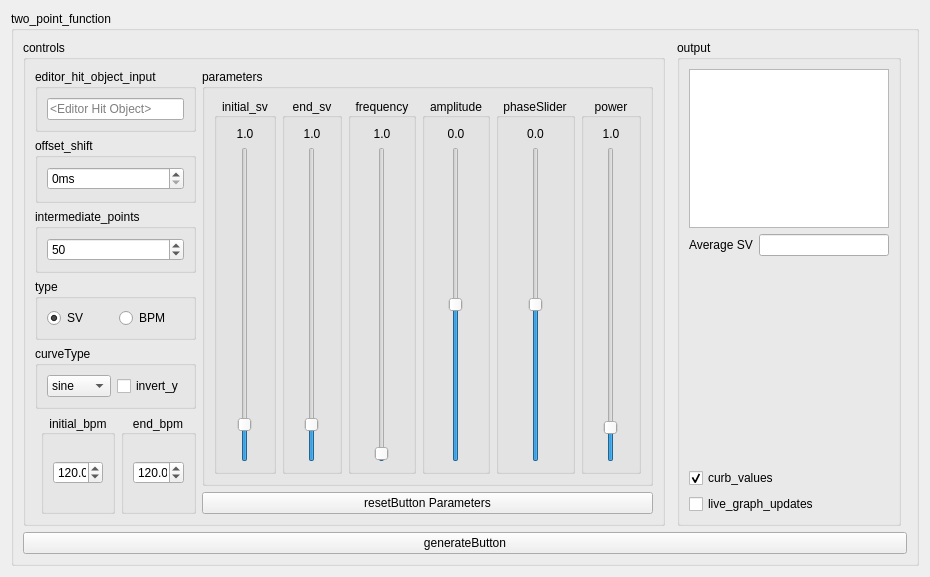
First picture: the form in ui/twopointfunction.ui, repository Eve-ning/reamber, before the edit.
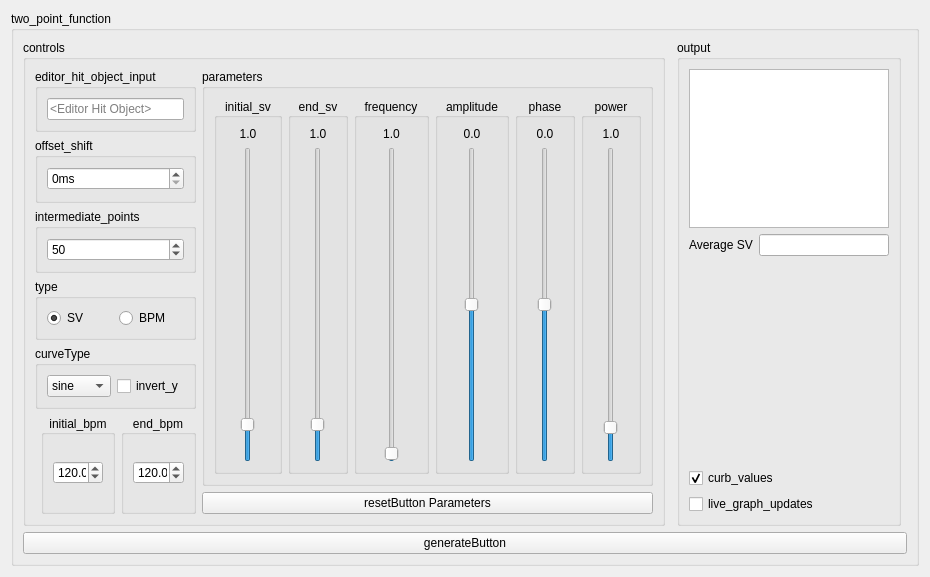
Second picture: the form after the edit. Custom widgets are drawn as their Qt base class.

What changed in the file:
```diff
--- a/ui/twopointfunction.ui
+++ b/ui/twopointfunction.ui
@@ -564,7 +564,7 @@
                </size>
               </property>
               <property name="title">
-               <string>phaseSlider</string>
+               <string>phase</string>
               </property>
               <property name="alignment">
                <set>Qt::AlignCenter</set>
```
Left out of the diff: 8 changed lines with no effect on the pictures.
